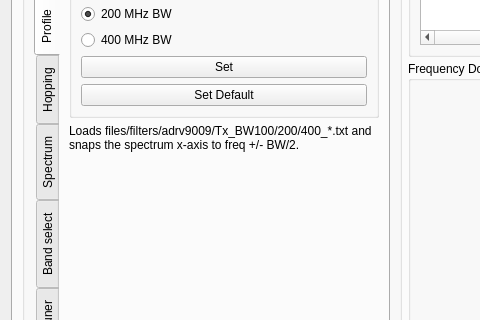
Before: the Qt Designer form receiver/receivermain.ui in enigmafarsco-lang/iiS, drawn with Qt 5; both pictures show x 0 to 480 and y 137 to 457 of the 777 by 820 pixel window.
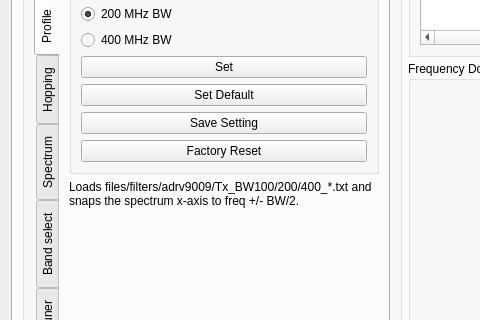
After: the same form once the commit is applied. The open tabs and pages were chosen to show the change. Custom widgets are drawn as their Qt base class.

Commit message: Phase 6: startup loads the default 200 MHz profile; Set Default recalls files/default_settings.ini (RX1/2 off, ORX1 on), Factory Reset sets all to default, Save Setting persists everything to the ini

The edit to the form file:
```diff
--- a/receiver/receivermain.ui
+++ b/receiver/receivermain.ui
@@ -222,6 +222,26 @@
                    </property>
                   </widget>
                  </item>
+                 <item>
+                  <widget class="QPushButton" name="btnSaveSetting">
+                   <property name="toolTip">
+                    <string>Save all current settings to files/default_settings.ini. Set Default recalls them later.</string>
+                   </property>
+                   <property name="text">
+                    <string>Save Setting</string>
+                   </property>
+                  </widget>
+                 </item>
+                 <item>
+                  <widget class="QPushButton" name="btnFactoryReset">
+                   <property name="toolTip">
+                    <string>Set ALL settings to the default values - including the RX1/2 and ORX1/2 states (no exceptions).</string>
+                   </property>
+                   <property name="text">
+                    <string>Factory Reset</string>
+                   </property>
+                  </widget>
+                 </item>
                 </layout>
                </widget>
               </item>
```
The commit also changes 4 other files.
